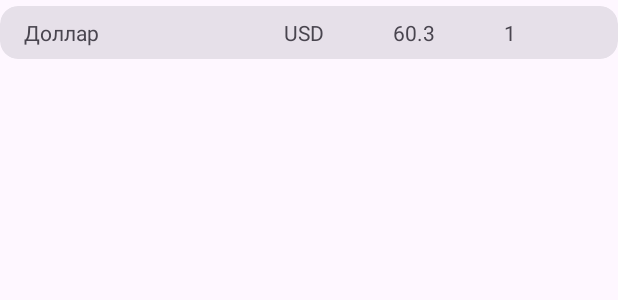
After one commit to Artemocka/ValuteRate, an Android app: the layout item_valute.xml on its own in the app's theme, with its tools: preview values and no code run, on a phone screen of 412 x 824 dp. The commit adds this screen. Shown: the top 300 px of the screen. Run offline under Robolectric (Android 15) with nearby library versions, the phone set to English and light mode, and no system bars; network calls fail.

Commit message:
add recycler view

```diff
--- /dev/null
+++ b/app/src/main/res/layout/item_valute.xml
@@ -0,0 +1,69 @@
+<?xml version="1.0" encoding="utf-8"?>
+<androidx.cardview.widget.CardView
+    xmlns:android="http://schemas.android.com/apk/res/android"
+    xmlns:app="http://schemas.android.com/apk/res-auto"
+    xmlns:tools="http://schemas.android.com/tools"
+    style="@style/Widget.Material3.CardView.Filled"
+    android:layout_width="match_parent"
+    android:layout_height="wrap_content"
+    android:layout_marginVertical="4dp"
+    android:padding="16dp"
+    app:cardCornerRadius="12dp"
+    >
+
+    <LinearLayout
+
+        android:layout_width="match_parent"
+        android:layout_height="wrap_content"
+        android:orientation="horizontal"
+        >
+
+
+        <TextView
+            android:id="@+id/name"
+            android:layout_width="0dp"
+            android:layout_height="wrap_content"
+            android:layout_marginVertical="8dp"
+            android:layout_marginStart="16dp"
+            android:layout_marginEnd="8dp"
+            android:layout_weight="3"
+            android:ellipsize="end"
+            android:maxLength="25"
+            android:maxLines="1"
+            tools:text="Доллар"
+            />
+
+        <TextView
+            android:id="@+id/char_code"
+            android:layout_width="4sp"
+            android:layout_height="wrap_content"
+            android:layout_marginHorizontal="8dp"
+            android:layout_marginVertical="8dp"
+            android:layout_weight="1"
+            tools:text="USD"
+            />
+
+
+        <TextView
+            android:id="@+id/nominal"
+            android:layout_width="5sp"
+            android:layout_height="wrap_content"
+            android:layout_margin="8dp"
+            android:layout_weight="1"
+            tools:text="60.3"
+            />
+
+        <TextView
+            android:id="@+id/value"
+            android:layout_width="7sp"
+            android:layout_height="wrap_content"
+            android:layout_marginVertical="8dp"
+            android:layout_marginStart="8dp"
+            android:layout_marginEnd="16dp"
+            android:layout_weight="1"
+            tools:text="1"
+            />
+
+
+    </LinearLayout>
+</androidx.cardview.widget.CardView>
```
Also changed, not shown: app/src/main/java/com/dracul/currencyrate/MainActivity.kt (+19 -5 lines), app/src/main/java/com/dracul/currencyrate/Utills.kt (added, +11 -0 lines), app/src/main/java/com/dracul/currencyrate/data/DailyData.kt (+10 -5 lines), app/src/main/java/com/dracul/currencyrate/recycler/ProductDiffCallback.kt (added, +15 -0 lines), app/src/main/java/com/dracul/currencyrate/recycler/ValuteAdapter.kt (added, +55 -0 lines), app/src/main/res/layout/activity_main.xml (+9 -7 lines).
